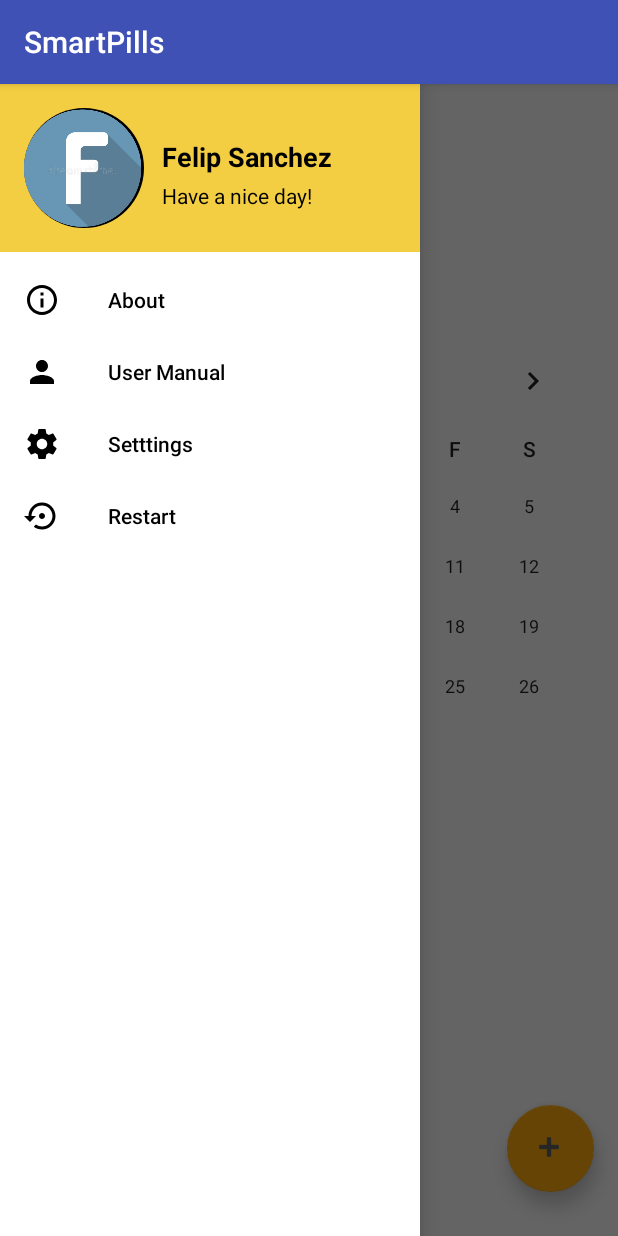
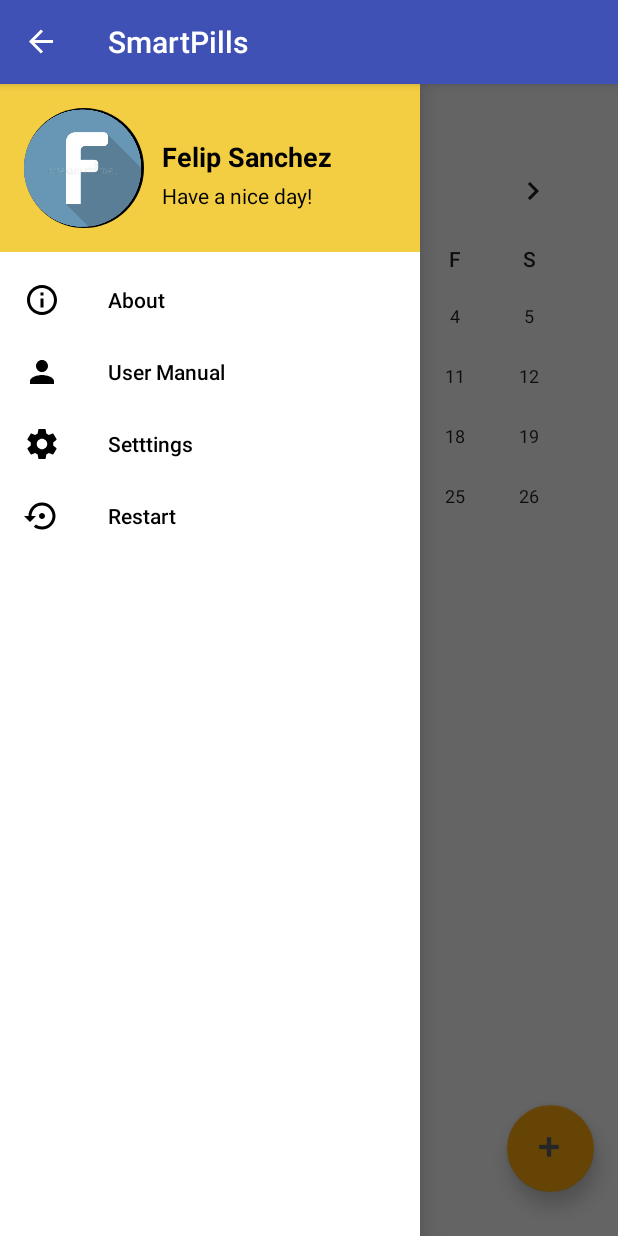
Before and after one commit to comkio/SmartPills, an Android app: the screen it shows after launch (CalendarActivity), with the side drawer open, on a phone screen of 412 x 824 dp. Run offline under Robolectric (Android 15) with nearby library versions, the phone set to English and light mode, and no system bars; our stand-ins replace Room's generated code.

Commit message:
Esto es la prueba

```diff
--- a/app/src/main/java/upf/edu/smartpills/CalendarActivity.java
+++ b/app/src/main/java/upf/edu/smartpills/CalendarActivity.java
@@ -1,13 +1,35 @@
 package upf.edu.smartpills;
 
 import android.os.Bundle;
+import android.support.v4.widget.DrawerLayout;
+import android.support.v7.app.ActionBarDrawerToggle;
 import android.support.v7.app.AppCompatActivity;
+import android.view.MenuItem;
 
 public class CalendarActivity extends AppCompatActivity {
 
+
+    private DrawerLayout myDrawer;
+    private ActionBarDrawerToggle myToggle;
     @Override
     protected void onCreate(Bundle savedInstanceState) {
         super.onCreate(savedInstanceState);
         setContentView(R.layout.activity_calendar);
+
+        myDrawer = findViewById(R.id.myDrawer);
+        myToggle = new ActionBarDrawerToggle(this,myDrawer,R.string.open,R.string.close);
+
+        myDrawer.addDrawerListener(myToggle);
+        myToggle.syncState();
+
+        getSupportActionBar().setDisplayHomeAsUpEnabled(true);
+    }
+
+    @Override
+    public boolean onOptionsItemSelected(MenuItem item){
+        if(myToggle.onOptionsItemSelected(item))
+           return true;
+
+        return super.onOptionsItemSelected(item);
     }
 }
--- a/app/src/main/res/layout/activity_calendar.xml
+++ b/app/src/main/res/layout/activity_calendar.xml
@@ -1,7 +1,6 @@
 <?xml version="1.0" encoding="utf-8"?>
 
-<android.support.v4.widget.DrawerLayout
-    xmlns:android="http://schemas.android.com/apk/res/android"
+<android.support.v4.widget.DrawerLayout xmlns:android="http://schemas.android.com/apk/res/android"
     xmlns:app="http://schemas.android.com/apk/res-auto"
     xmlns:tools="http://schemas.android.com/tools"
     android:id="@+id/myDrawer"
@@ -24,66 +23,51 @@
     <android.support.constraint.ConstraintLayout
 
         android:layout_width="match_parent"
-    android:layout_height="match_parent"
-    >
+        android:layout_height="match_parent">
 
 
         <CalendarView
             android:id="@+id/calendarView"
             android:layout_width="388dp"
-        android:layout_height="250dp"
+            android:layout_height="304dp"
+            android:layout_marginBottom="39dp"
+            android:layout_marginTop="37dp"
             android:theme="@style/DialogTheme"
             android:weekDayTextAppearance="@style/CalendarWeekDatText"
-        app:layout_constraintBottom_toTopOf="@+id/textView2"
+            app:layout_constraintBottom_toTopOf="@+id/_dynamic"
             app:layout_constraintEnd_toEndOf="parent"
             app:layout_constraintStart_toStartOf="parent"
-        app:layout_constraintTop_toBottomOf="@+id/textView" />
+            app:layout_constraintTop_toTopOf="parent" />
 
         <TextView
             android:id="@+id/textView"
-        android:layout_width="0dp"
-        android:layout_height="30dp"
-        android:layout_marginBottom="1dp"
+            android:layout_width="383dp"
+            android:layout_height="38dp"
             android:layout_marginEnd="8dp"
             android:layout_marginLeft="8dp"
             android:layout_marginRight="8dp"
             android:layout_marginStart="8dp"
+            android:text="Hello"
             android:textAlignment="center"
             android:textSize="24dp"
-        android:text="Hello"
             android:textStyle="bold"
-        app:layout_constraintBottom_toTopOf="@+id/calendarView"
             app:layout_constraintEnd_toEndOf="parent"
             app:layout_constraintStart_toStartOf="parent"
             app:layout_constraintTop_toTopOf="parent" />
 
         <TextView
             android:id="@+id/textView2"
-        android:layout_width="368dp"
+            android:layout_width="376dp"
             android:layout_height="38dp"
-        android:layout_marginBottom="96dp"
+            android:layout_marginBottom="9dp"
             android:text="Today, "
+            android:textAlignment="center"
             android:textSize="24dp"
             android:textStyle="bold"
-        android:textAlignment="center"
-        app:layout_constraintBottom_toTopOf="@+id/floatingActionButton"
+            app:layout_constraintBottom_toTopOf="@+id/_dynamic"
             app:layout_constraintEnd_toEndOf="parent"
             app:layout_constraintStart_toStartOf="parent"
             app:layout_constraintTop_toBottomOf="@+id/calendarView" />
-
-    <ListView
-        android:layout_width="0dp"
-        android:layout_height="136dp"
-        android:layout_marginBottom="8dp"
-        android:layout_marginEnd="8dp"
-        android:layout_marginLeft="8dp"
-        android:layout_marginRight="8dp"
-        android:layout_marginStart="8dp"
-        android:layout_marginTop="8dp"
-        app:layout_constraintBottom_toBottomOf="parent"
-        app:layout_constraintEnd_toEndOf="parent"
-        app:layout_constraintStart_toStartOf="parent"
-        app:layout_constraintTop_toBottomOf="@+id/textView2" />
 
         <android.support.design.widget.FloatingActionButton
             android:id="@+id/floatingActionButton"
@@ -100,5 +84,20 @@
             app:rippleColor="?android:attr/colorForeground"
             app:srcCompat="@android:drawable/ic_input_add" />
 
+        <ListView
+            android:layout_width="377dp"
+            android:layout_height="120dp"
+            android:layout_marginBottom="8dp"
+            android:layout_marginEnd="8dp"
+            android:layout_marginLeft="8dp"
+            android:layout_marginRight="8dp"
+            android:layout_marginStart="8dp"
+            android:layout_marginTop="8dp"
+            app:layout_constraintBottom_toBottomOf="parent"
+            app:layout_constraintEnd_toEndOf="parent"
+            app:layout_constraintHorizontal_bias="0.0"
+            app:layout_constraintStart_toStartOf="parent"
+            app:layout_constraintTop_toBottomOf="@+id/calendarView" />
+
     </android.support.constraint.ConstraintLayout>
 </android.support.v4.widget.DrawerLayout>
--- a/app/src/main/res/values/strings.xml
+++ b/app/src/main/res/values/strings.xml
@@ -1,3 +1,5 @@
 <resources>
     <string name="app_name">SmartPills</string>
+    <string name="open">Open</string>
+    <string name="close">Close</string>
 </resources>
```
Lines whose indentation alone changed are shown as unchanged.
